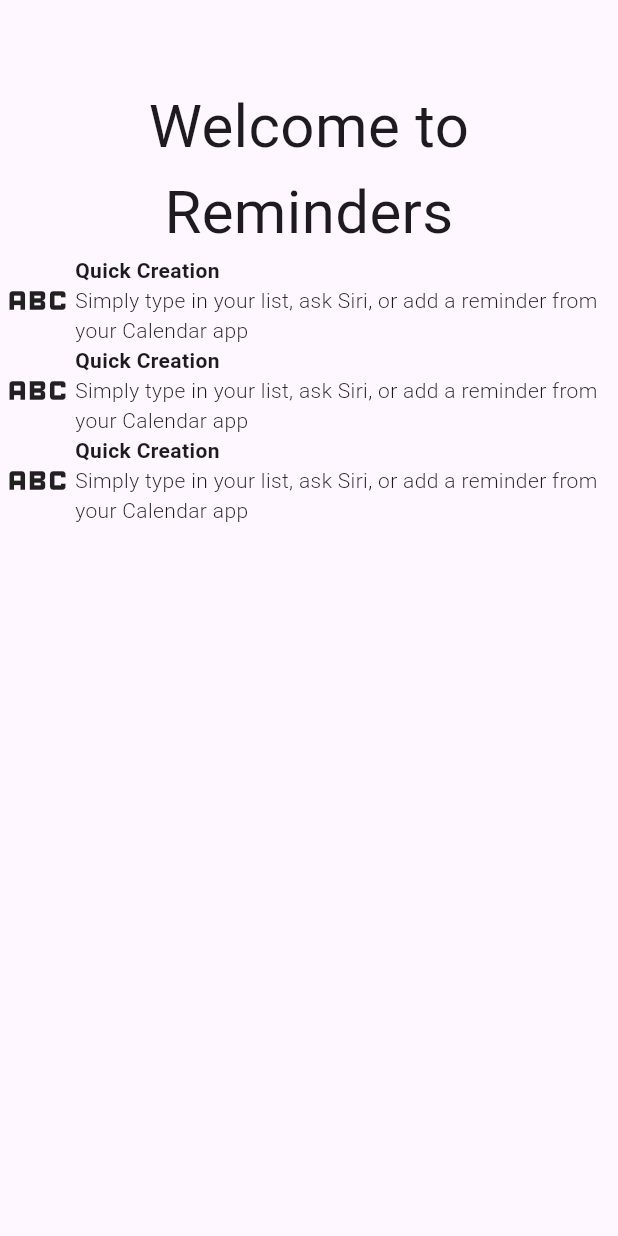
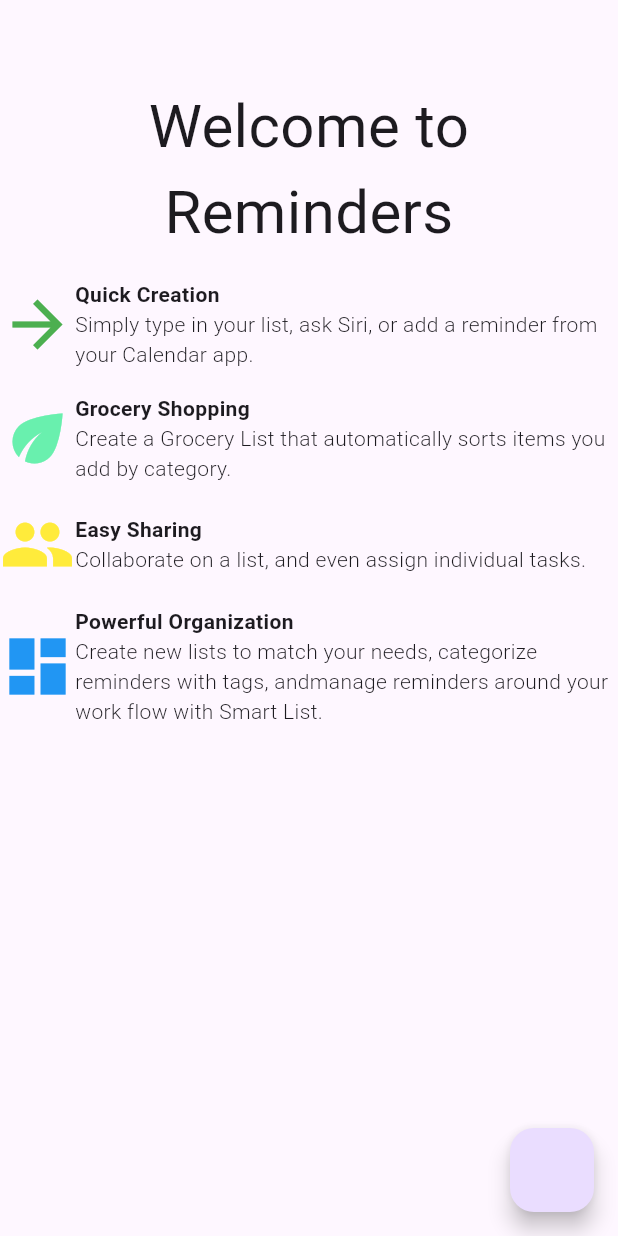
Before and after one commit to MaikollEnamorado/Tarea_1.2, a Flutter app: the screen it shows after launch, on a phone screen of 412 x 824 dp. Run offline on Flutter 3.47's test engine with Material 3 defaults, Android fonts, the phone set to English and light mode, and no system bars.

Commit message:
Editando los iconos del body

```diff
--- a/lib/home_page.dart
+++ b/lib/home_page.dart
@@ -21,11 +21,13 @@ class _HomePageState extends State<HomePage> {
               ),
               textAlign: TextAlign.center,
             ),
+            SizedBox(height: 16,),
             Row(
               children: [
                 Icon(
-                  Icons.abc,
-                  size: 50,),
+                  Icons.arrow_forward,
+                  size: 50,
+                  color: Colors.green),
                 Expanded(
                   child: Column(
                     //mainAxisAlignment: MainAxisAlignment.start,
@@ -36,7 +38,7 @@ class _HomePageState extends State<HomePage> {
                         style: TextStyle(fontWeight: FontWeight.bold),
                       ),
                       Text(
-                        'Simply type in your list, ask Siri, or add a reminder from your Calendar app',
+                        'Simply type in your list, ask Siri, or add a reminder from your Calendar app.',
                         style: TextStyle(fontWeight: FontWeight.w300),
                       ),
                     ],
@@ -44,22 +46,24 @@ class _HomePageState extends State<HomePage> {
                 )
               ],
             ),
+            SizedBox(height: 16,),
             Row(
               children: [
                 Icon(
-                  Icons.abc,
-                  size: 50,),
+                  Icons.eco_sharp,
+                  size: 50,
+                  color: Colors.greenAccent),
                 Expanded(
                   child: Column(
                     //mainAxisAlignment: MainAxisAlignment.start,
                     crossAxisAlignment: CrossAxisAlignment.start,
                     //mainAxisSize: MainAxisSize.min,
                     children: [
-                      Text('Quick Creation',
+                      Text('Grocery Shopping',
                         style: TextStyle(fontWeight: FontWeight.bold),
                       ),
                       Text(
-                        'Simply type in your list, ask Siri, or add a reminder from your Calendar app',
+                        'Create a Grocery List that automatically sorts items you add by category.',
                         style: TextStyle(fontWeight: FontWeight.w300),
                       ),
                     ],
@@ -67,22 +71,50 @@ class _HomePageState extends State<HomePage> {
                 )
               ],
             ),
+            SizedBox(height: 16,),
             Row(
               children: [
                 Icon(
-                  Icons.abc,
-                  size: 50,),
+                  Icons.people,
+                  size: 50,
+                  color: Colors.yellow),
                 Expanded(
                   child: Column(
                     //mainAxisAlignment: MainAxisAlignment.start,
                     crossAxisAlignment: CrossAxisAlignment.start,
                     //mainAxisSize: MainAxisSize.min,
                     children: [
-                      Text('Quick Creation',
+                      Text('Easy Sharing',
                         style: TextStyle(fontWeight: FontWeight.bold),
                       ),
                       Text(
-                        'Simply type in your list, ask Siri, or add a reminder from your Calendar app',
+                        'Collaborate on a list, and even assign individual tasks.',
+                        style: TextStyle(fontWeight: FontWeight.w300),
+                      ),
+                    ],
+                  ),
+                )
+              ],
+            ),
+            SizedBox(height: 16,),
+            Row(
+              children: [
+                Icon(
+                  Icons.dashboard,
+                  size: 50,
+                  color: Colors.blue),
+                Expanded(
+                  child: Column(
+                    //mainAxisAlignment: MainAxisAlignment.start,
+                    crossAxisAlignment: CrossAxisAlignment.start,
+                    //mainAxisSize: MainAxisSize.min,
+                    children: [
+                      Text('Powerful Organization',
+                        style: TextStyle(fontWeight: FontWeight.bold),
+                      ),
+                      Text(
+                        'Create new lists to match your needs, categorize reminders with tags, and'
+                        'manage reminders around your work flow with Smart List.',
                         style: TextStyle(fontWeight: FontWeight.w300),
                       ),
                     ],
@@ -92,7 +124,7 @@ class _HomePageState extends State<HomePage> {
             ),
           ],
         ),
-
+      floatingActionButton: FloatingActionButton(onPressed: (){}),
       );
   }
 }
```
